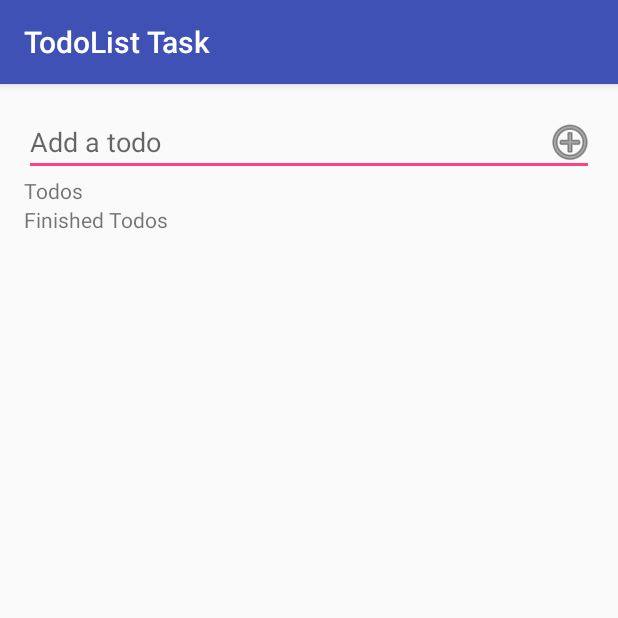
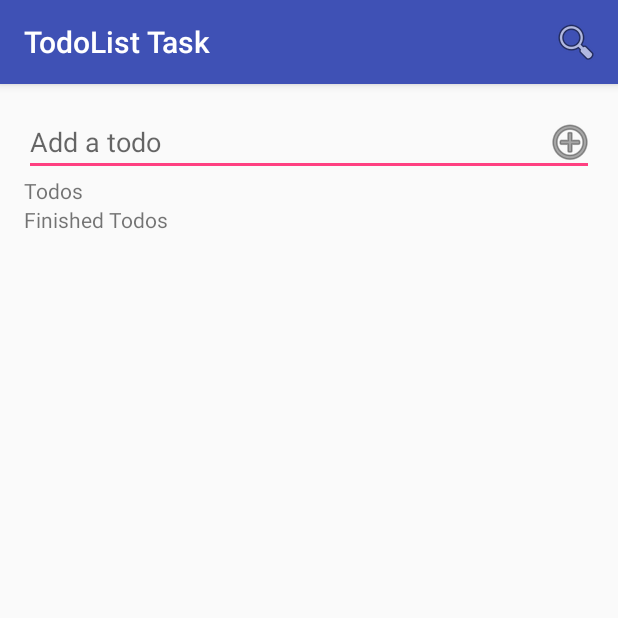
Before and after one commit to osherifo/todolist_android, an Android app: the screen it shows after launch (MainActivity), on a phone screen of 412 x 824 dp, the top half of it. Run offline under Robolectric (Android 15) with nearby library versions, the phone set to English and light mode, and no system bars; our stand-ins replace Firebase (no records; nobody signed in at launch, a user with empty details on screens opened directly); 3 statements that could not run were skipped.

Commit message:
added search bar

```diff
--- a/app/src/main/java/com/example/omar/todolisttask/MainActivity.java
+++ b/app/src/main/java/com/example/omar/todolisttask/MainActivity.java
@@ -1,8 +1,16 @@
 package com.example.omar.todolisttask;
 
+//import android.support.v4.view.MenuItemCompat;
+import android.support.v4.view.MenuCompat;
+import android.support.v4.view.MenuItemCompat;
 import android.support.v7.app.AppCompatActivity;
 import android.os.Bundle;
+import android.support.v7.widget.MenuItemHoverListener;
+import android.widget.SearchView;
 import android.util.Log;
+import android.view.Menu;
+import android.view.MenuInflater;
+import android.view.MenuItem;
 import android.view.View;
 import android.widget.EditText;
 import android.widget.ListView;
@@ -26,6 +34,9 @@ public class MainActivity extends AppCompatActivity {
     private ListView uncheckedtodos;
     private ListView checkedtodos;
 
+    private Observable<TodoUpdate> TodoUpdatesObservable;
+    private ChildEventListener TodoUpdatesListener;
+
     @Override
     protected void onCreate(Bundle savedInstanceState) {
         super.onCreate(savedInstanceState);
@@ -45,6 +56,46 @@ public class MainActivity extends AppCompatActivity {
         checkedtodos=(ListView) findViewById(R.id.finished_todos_list);
         checkedtodos.setAdapter(todoadaptDone);
 
+    }
+
+
+    @Override
+    public boolean onCreateOptionsMenu(Menu menu) {
+        MenuInflater inflater = getMenuInflater();
+        inflater.inflate(R.menu.options_menu, menu);
+        MenuItem searchitem=menu.findItem(R.id.search_view);
+        SearchView searchview= (SearchView) searchitem.getActionView();
+
+
+        MenuItemCompat.setOnActionExpandListener(searchitem, new MenuItemCompat.OnActionExpandListener() {
+            @Override
+            public boolean onMenuItemActionExpand(MenuItem item) {
+                findViewById(R.id.add_items_container).setVisibility(View.GONE);
+                return true;
+            }
+
+            @Override
+            public boolean onMenuItemActionCollapse(MenuItem item) {
+                findViewById(R.id.add_items_container).setVisibility(View.VISIBLE);
+                return true;
+            }
+        });
+
+
+
+
+        searchview.setOnQueryTextListener(new SearchView.OnQueryTextListener() {
+            @Override
+            public boolean onQueryTextSubmit(String query) {
+                return false;
+            }
+
+            @Override
+            public boolean onQueryTextChange(String newText) {
+                return false;
+            }
+        });
+        return true;
     }
 
     private void initDatabaseStreams() {
@@ -117,33 +168,7 @@ public class MainActivity extends AppCompatActivity {
         database = FirebaseDatabase.getInstance();
         myRef = database.getReference("todoItems");
 
-        myRef.addChildEventListener(new ChildEventListener() {
-            @Override
-            public void onChildAdded(DataSnapshot dataSnapshot, String s) {
-                Log.i("ADDED",dataSnapshot.toString());
-                Log.i("tododatass",dataSnapshot.child("todoi").child("todo").getValue().toString());
-            }
 
-            @Override
-            public void onChildChanged(DataSnapshot dataSnapshot, String s) {
-
-            }
-
-            @Override
-            public void onChildRemoved(DataSnapshot dataSnapshot) {
-
-            }
-
-            @Override
-            public void onChildMoved(DataSnapshot dataSnapshot, String s) {
-
-            }
-
-            @Override
-            public void onCancelled(DatabaseError databaseError) {
-
-            }
-        });
 
     }
 
@@ -158,10 +183,7 @@ public class MainActivity extends AppCompatActivity {
 
         childRef.child("todoi").setValue(td);
 
-//        DateFormat dateFormat = android.text.format.DateFormat.getDateFormat(getApplicationContext());
-//        String date = dateFormat.format(new Date());
-//
-//        childRef.child("timestamp").setValue(date);
+
     }
 
     public void updateTodoDoneDB(String ref,boolean done){
@@ -185,11 +207,8 @@ public class MainActivity extends AppCompatActivity {
 
     }
 
-    //trial
 
-    private Observable<TodoUpdate> TodoUpdatesObservable;
-    private ChildEventListener TodoUpdatesListener;
-    private int TodoUpdatesSubscriptionsCount;
+
 
 
     public Observable<TodoUpdate> subscribeToTodoUpdates() {
@@ -233,11 +252,11 @@ public class MainActivity extends AppCompatActivity {
                 }
             });
         }
-       // leisureUpdatesSubscriptionsCount++;
+
         return TodoUpdatesObservable;
     }
 
-    //TODO:implement
+
     private Todo convertDataSnapShotToTodo(DataSnapshot data) {
         Log.d("KEY:",data.getKey());
 
--- /dev/null
+++ b/app/src/main/res/menu/options_menu.xml
@@ -0,0 +1,9 @@
+<?xml version="1.0" encoding="utf-8"?>
+<menu xmlns:android="http://schemas.android.com/apk/res/android"
+    xmlns:app="http://schemas.android.com/apk/res-auto">
+    <item android:id="@+id/search_view"
+        android:title="@string/search"
+        android:icon="@android:drawable/ic_menu_search"
+        app:showAsAction="ifRoom|collapseActionView"
+        app:actionViewClass="android.widget.SearchView" />
+</menu>
--- a/app/src/main/res/values/strings.xml
+++ b/app/src/main/res/values/strings.xml
@@ -1,3 +1,4 @@
 <resources>
     <string name="app_name">TodoList Task</string>
+    <string name="search">Search</string>
 </resources>
```
